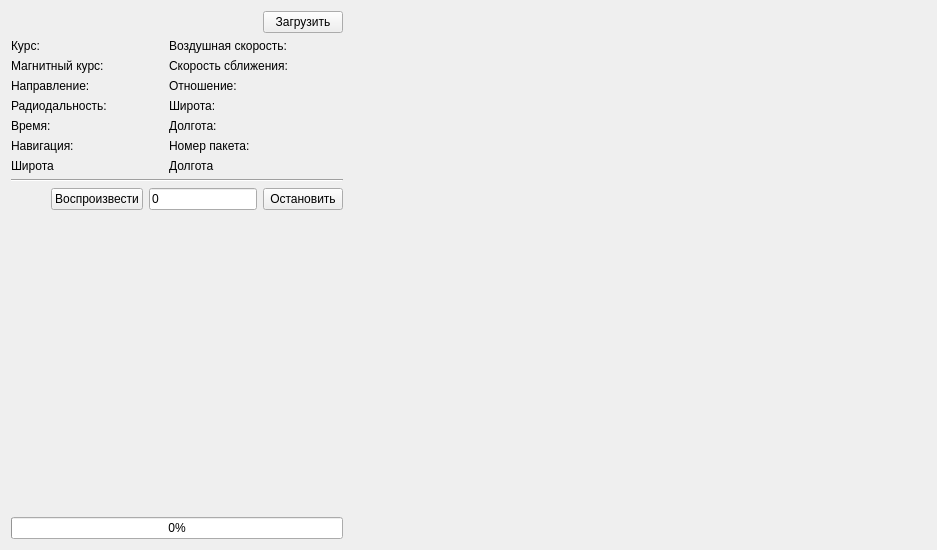
armind13/uav-convergence, file MainWindow.ui: the form before one commit.
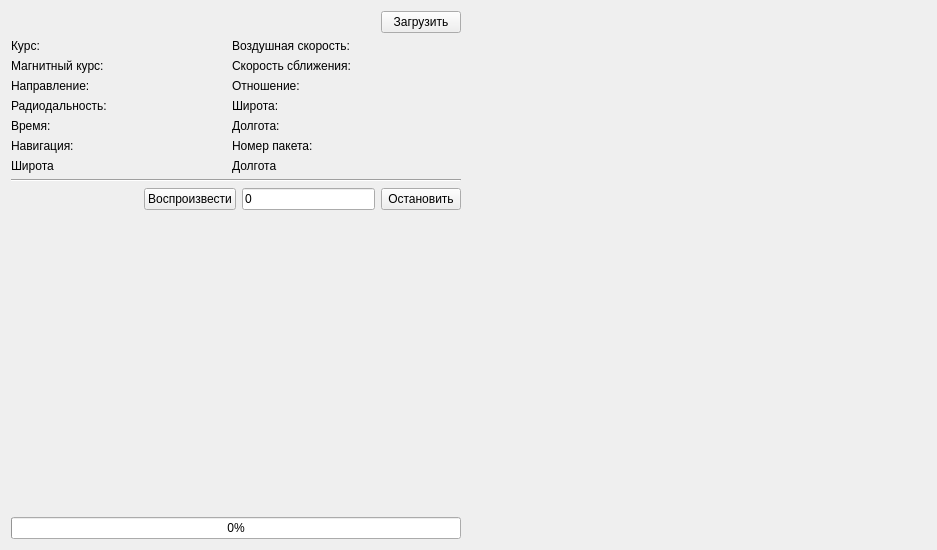
The form after the commit.

Commit message: Добавил сглаживание с плавающим средним (N=3)

Diff of the .ui file:
```diff
--- a/MainWindow.ui
+++ b/MainWindow.ui
@@ -288,6 +288,19 @@
           </item>
          </layout>
         </item>
+        <item>
+         <spacer name="horizontalSpacer_2">
+          <property name="orientation">
+           <enum>Qt::Horizontal</enum>
+          </property>
+          <property name="sizeHint" stdset="0">
+           <size>
+            <width>450</width>
+            <height>20</height>
+           </size>
+          </property>
+         </spacer>
+        </item>
         <item>
          <spacer name="verticalSpacer">
           <property name="orientation">
```
The commit also changes 2 other files.
